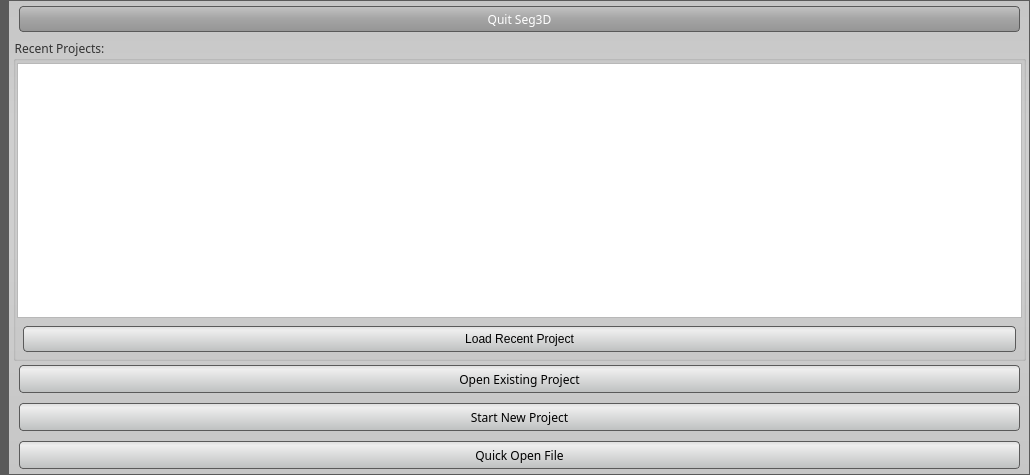
Qt form src/Interface/Application/SplashScreen.ui (jessdtate/Seg3D) before a commit.
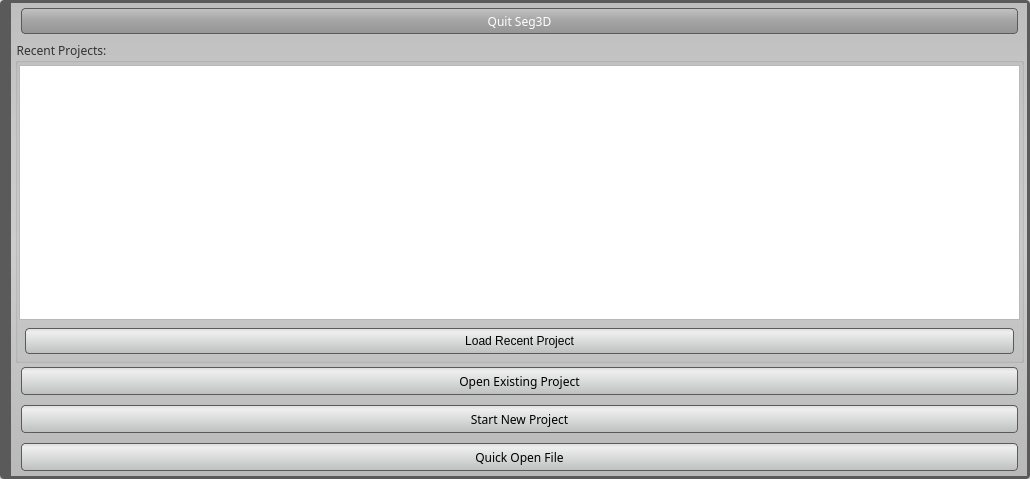
The same form after that commit. Icons and pictures are not drawn.

Diff of the .ui file:
```diff
--- a/src/Interface/Application/SplashScreen.ui
+++ b/src/Interface/Application/SplashScreen.ui
@@ -10,7 +10,7 @@
     <x>0</x>
     <y>0</y>
     <width>1030</width>
-    <height>475</height>
+    <height>479</height>
    </rect>
   </property>
   <property name="sizePolicy">
@@ -36,6 +36,8 @@
 	background-color: qlineargradient(spread:pad, x1:0.5, y1:0, x2:0.5, y2:0.960227, stop:0 rgba(221, 221, 221, 255), stop:0.155779 rgba(228, 228, 228, 255), stop:1 rgba(202, 204, 204, 255));
 }
 
+SplashScreen#splashscreen{ background-color: none; }
+
 QPushButton{
 	background-color: qlineargradient(spread:pad, x1:0.5, y1:0, x2:0.5, y2:0.960227, stop:0 rgba(221, 221, 221, 255), stop:0.155779 rgba(238, 238, 238, 255), stop:1 rgba(192, 194, 194, 255));
 	border-radius: 4px;
@@ -89,14 +91,15 @@
 }
 
 QWidget#base_{
-	background-color: rgb(240, 240, 240);
+	background-color: rgb(90,90,90);
+	border-radius: 4px;
 }
 
 QWidget#widget{
 	border-top: 1px solid rgb(90, 90, 90);
 	border-right:  1px solid rgb(90, 90, 90);
 	border-bottom:  1px solid rgb(90, 90, 90);
-	background-color: qlineargradient(spread:pad, x1:0.5, y1:0, x2:0.5, y2:1, stop:0 rgba(0, 0, 0, 45), stop:0.25 rgba(0, 0, 0, 35), stop:0.520599 rgba(0, 0, 0, 35), stop:1 rgba(0, 0, 0, 45));
+	background-color: qlineargradient(spread:pad, x1:0.5, y1:0, x2:0.5, y2:1, stop:0 rgb(190, 190, 190), stop:0.25 rgb(200, 200, 200), stop:0.520599 rgb(205, 205, 205), stop:1 rgb(185, 185, 185));
 	
 }</string>
   </property>
@@ -120,7 +123,7 @@
        <number>0</number>
       </property>
       <property name="margin">
-       <number>0</number>
+       <number>2</number>
       </property>
       <item>
        <widget class="QWidget" name="image_widget_" native="true">
```
Left out of the diff: 1 changed line with no effect on the pictures.
